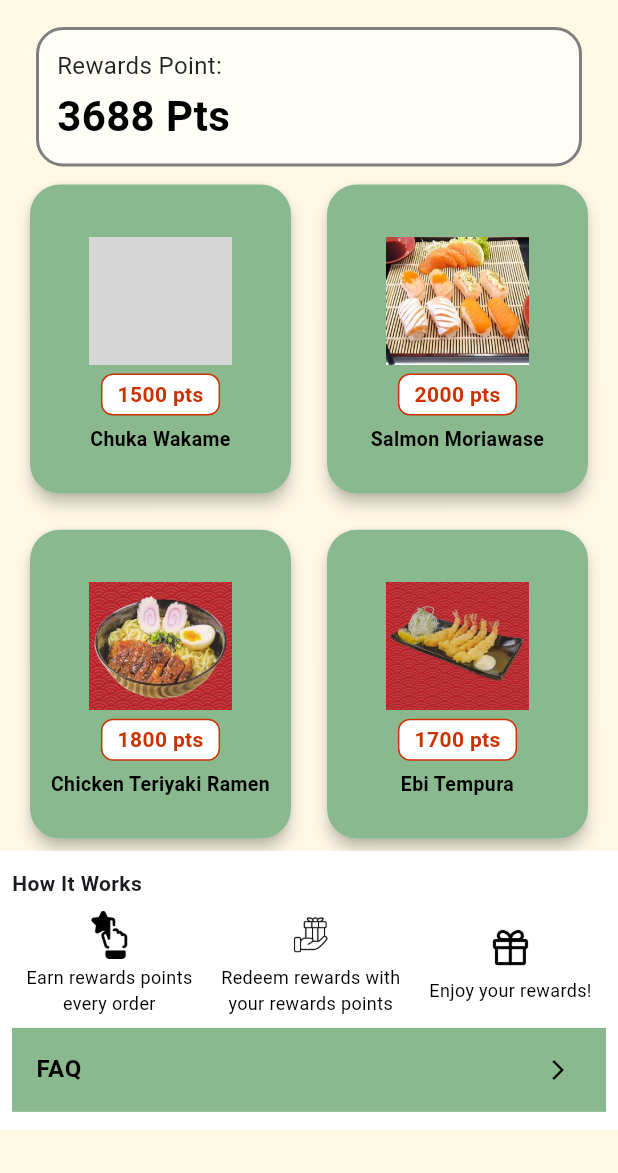
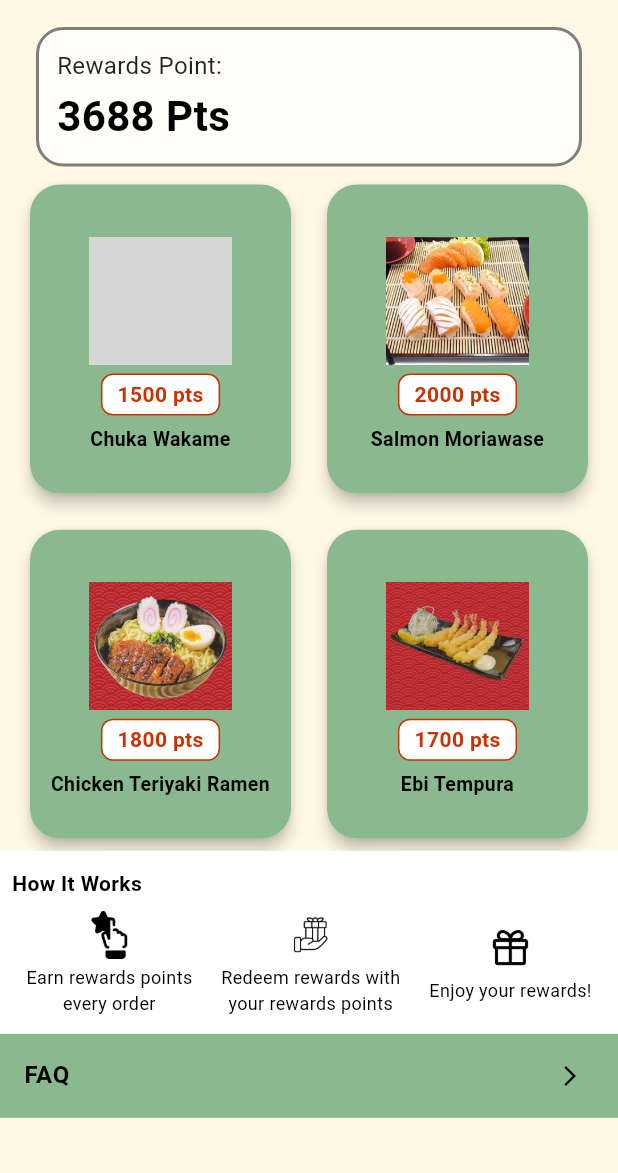
Before and after one commit to raymondlhh/Mobile_A1, a Flutter app: the RewardsScreen screen opened directly, on a phone screen of 412 x 824 dp, the part 63-1236 px from its top. Run offline on Flutter 3.47's test engine with Material 3 defaults, Android fonts, the phone set to English and light mode, and no system bars; our stand-ins replace image_picker; grey boxes are pictures that could not be loaded.

Commit message:
Update rewards_screen.dart

```diff
--- a/lib/screens/rewards/rewards_screen.dart
+++ b/lib/screens/rewards/rewards_screen.dart
@@ -139,7 +139,11 @@ class RewardsScreen extends StatelessWidget {
                 children: [
                   const Text(
                     'How It Works',
-                    style: TextStyle(fontWeight: FontWeight.bold, fontSize: 14),
+                    style: TextStyle(
+                      fontWeight: FontWeight.bold,
+                      fontSize: 14,
+                      color: Color(0xFF000000),
+                    ),
                   ),
                   const SizedBox(height: 8),
                   Row(
@@ -159,8 +163,12 @@ class RewardsScreen extends StatelessWidget {
                       ),
                     ],
                   ),
-                  const SizedBox(height: 8),
+                ],
+              ),
+            ),
+            // FAQ Bar (full width)
             Container(
+              width: double.infinity,
               color: const Color(0xFF8AB98F),
               child: ListTile(
                 title: const Text(
@@ -178,14 +186,9 @@ class RewardsScreen extends StatelessWidget {
                 onTap: () {
                   Navigator.push(
                     context,
-                          MaterialPageRoute(
-                            builder: (context) => const FAQScreen(),
-                          ),
+                    MaterialPageRoute(builder: (context) => const FAQScreen()),
                   );
                 },
-                    ),
-                  ),
-                ],
               ),
             ),
           ],
```
Lines whose indentation alone changed are shown as unchanged.
